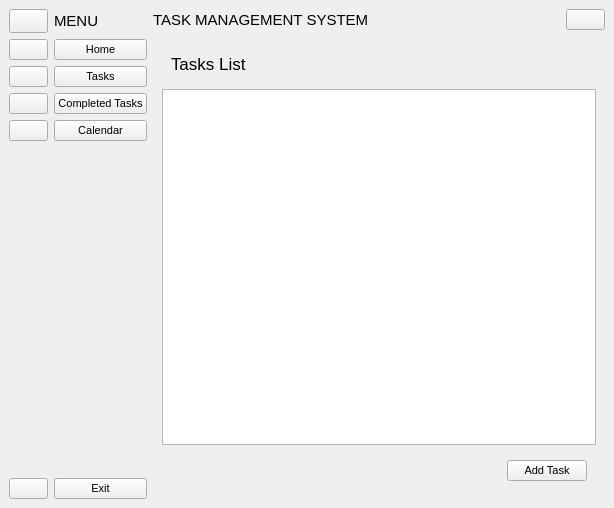
First picture: the form in ui/interface.ui, repository VicMbugua/TaskManagementSystem, before the edit.
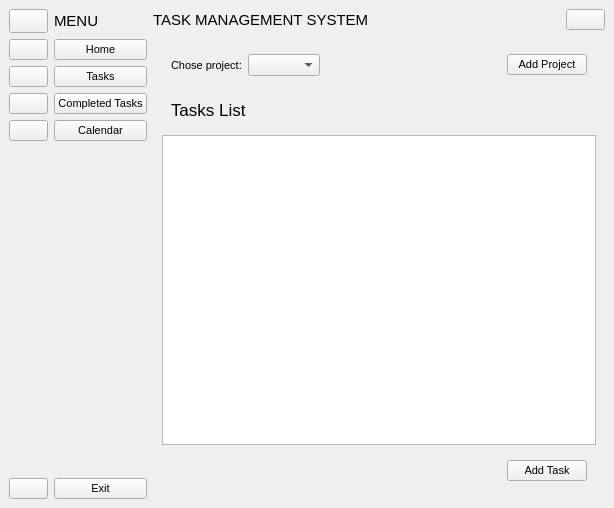
Second picture: the form after the edit. The open tabs and pages were chosen to show the change. Icons and pictures are not drawn.

```diff
--- a/ui/interface.ui
+++ b/ui/interface.ui
@@ -538,6 +538,48 @@
          </widget>
          <widget class="QWidget" name="tasks_page">
           <layout class="QVBoxLayout" name="verticalLayout_5">
+           <item>
+            <widget class="QWidget" name="widget_8" native="true">
+             <property name="minimumSize">
+              <size>
+               <width>0</width>
+               <height>30</height>
+              </size>
+             </property>
+             <layout class="QHBoxLayout" name="horizontalLayout_9">
+              <item>
+               <widget class="QLabel" name="label_5">
+                <property name="text">
+                 <string>Chose project:</string>
+                </property>
+               </widget>
+              </item>
+              <item>
+               <widget class="QComboBox" name="project"/>
+              </item>
+              <item>
+               <spacer name="horizontalSpacer_6">
+                <property name="orientation">
+                 <enum>Qt::Horizontal</enum>
+                </property>
+                <property name="sizeHint" stdset="0">
+                 <size>
+                  <width>175</width>
+                  <height>20</height>
+                 </size>
+                </property>
+               </spacer>
+              </item>
+              <item>
+               <widget class="QPushButton" name="add_project_btn">
+                <property name="text">
+                 <string>Add Project</string>
+                </property>
+               </widget>
+              </item>
+             </layout>
+            </widget>
+           </item>
            <item>
             <widget class="QWidget" name="widget_6" native="true">
              <property name="sizePolicy">
```
Left out of the diff: 10 changed lines with no effect on the pictures.
